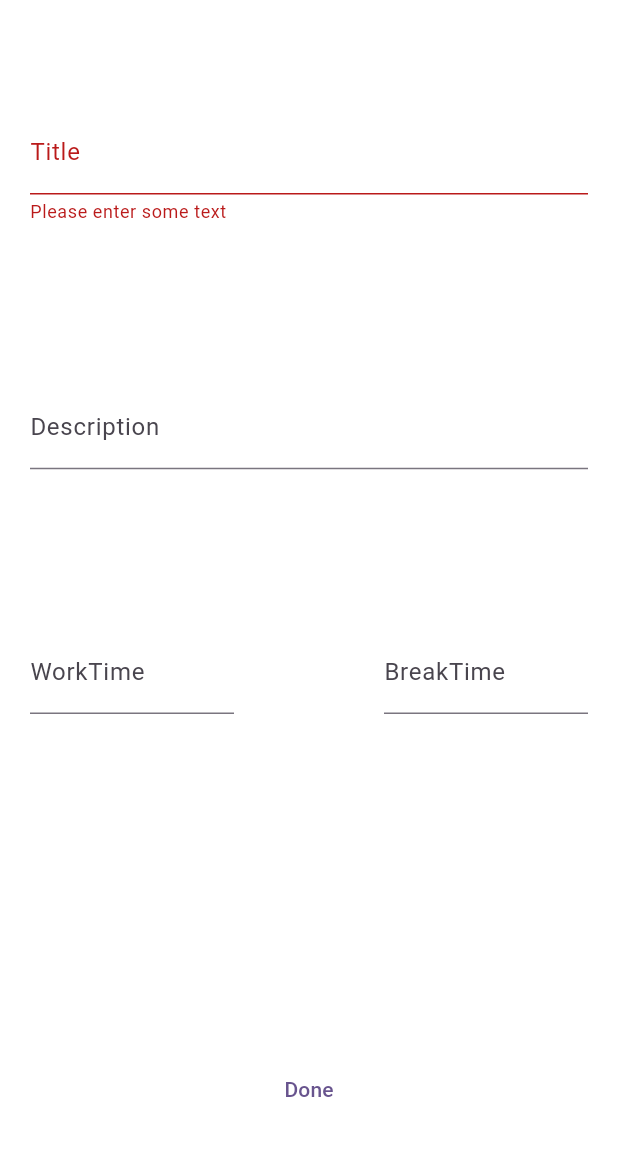
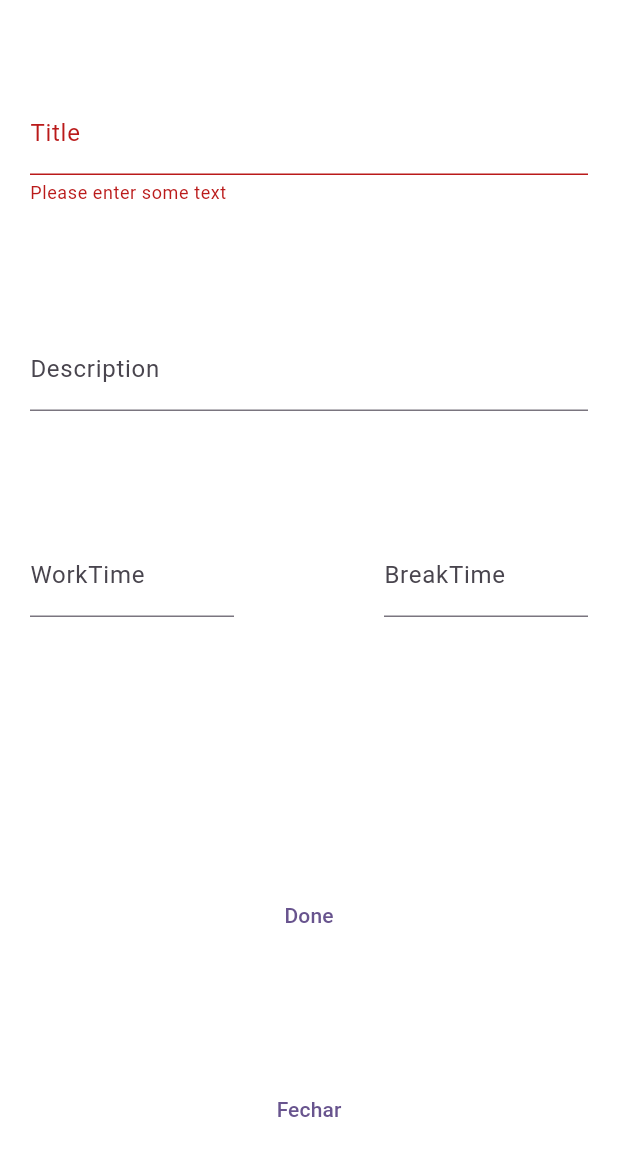
Before and after one commit to PedroH-Peres/studylistapp, a Flutter app: the StudyForm screen opened directly, after a tap on "Done", on a phone screen of 412 x 824 dp. Shown: the top 1156 px of the screen. Run offline on Flutter 3.47's test engine with Material 2 defaults, Android fonts, the phone set to English and light mode, and no system bars; our stand-ins replace flutter_mobx, mobx; generated files the repository leaves out were written again.

Commit message:
Gesture Bug Solved

```diff
--- a/studyapp/lib/components/studyForm.dart
+++ b/studyapp/lib/components/studyForm.dart
@@ -5,19 +5,38 @@ import 'package:provider/provider.dart';
 import 'package:studyapp/models/study.dart';
 import 'package:studyapp/store/studyList.store.dart';
 
-class StudyForm extends StatelessWidget {
+class StudyForm extends StatefulWidget {
   StudyForm({super.key});
 
   @override
+  State<StudyForm> createState() => _StudyFormState();
+}
+
+class _StudyFormState extends State<StudyForm> {
+  @override
   Widget build(BuildContext context) {
-    final _titleController = TextEditingController();
-    final _descController = TextEditingController();
-    final _workController = TextEditingController();
-    final _breakController = TextEditingController();
+    final TextEditingController _titleController = TextEditingController();
+    final TextEditingController _descController = TextEditingController();
+    final TextEditingController _workController = TextEditingController();
+    final TextEditingController _breakController = TextEditingController();
+    bool isEdit = false;
+
+    final arg = ModalRoute.of(context)?.settings.arguments;
+
+      if (arg != null) {
+        final study = arg as Study;
+        isEdit = true;
+        _titleController.text = arg.title;
+        _descController.text = arg.description!;
+        _workController.text = arg.workTime.toString();
+        _breakController.text = arg.breakTime.toString();
+      }
+
     final studyListStore = Provider.of<StudyListStore>(context);
     final _formKey = GlobalKey<FormState>();
 
-    return Container(
+    return Scaffold(
+      body: Container(
         width: MediaQuery.of(context).size.width,
         height: MediaQuery.of(context).size.height,
         decoration: BoxDecoration(color: Colors.white),
@@ -61,7 +80,9 @@ class StudyForm extends StatelessWidget {
                         ),
                       ),
                     ),
-                  SizedBox(width: 100,),
+                    SizedBox(
+                      width: 100,
+                    ),
                     Expanded(
                       child: Container(
                         child: TextFormField(
@@ -76,7 +97,6 @@ class StudyForm extends StatelessWidget {
                         ),
                       ),
                     ),
-
                   ],
                 ),
                 SizedBox(
@@ -85,16 +105,32 @@ class StudyForm extends StatelessWidget {
                 TextButton(
                   onPressed: () {
                     if (_formKey.currentState!.validate()) {
+                      if (isEdit) {
+                        var arg = ModalRoute.of(context)!.settings.arguments;
+                        var study = arg as Study;
+                        study.title = _titleController.text;
+                        study.description = _descController.text;
+                        study.breakTime = int.tryParse(_breakController.text)!;
+                        study.workTime = int.tryParse(_workController.text)!;
+                      } else {
                         studyListStore.addStudy(Study(
                             workTime: int.tryParse(_workController.text)!,
                             breakTime: int.tryParse(_breakController.text)!,
                             title: _titleController.text,
                             description: _descController.text));
-                      Navigator.pop(context);
+                      }
+                      Navigator.of(context).pop();
                     }
                   },
-                  child: Text("Done"))
+                  child: Text("Done"),
+                ),
+                TextButton(
+                    onPressed: () {
+                      Navigator.of(context).pop();
+                    },
+                    child: Text("Fechar"))
               ],
+            ),
           ),
         ),
       ),
--- a/studyapp/lib/models/study.dart
+++ b/studyapp/lib/models/study.dart
@@ -1,9 +1,9 @@
 class Study{
 
-  final int workTime;
-  final int breakTime;
-  final String title;
-  final String? description;
+  int workTime;
+  int breakTime;
+  String title;
+  String? description;
   int totalTimeofStudy = 0;
 
   Study({required this.workTime, required this.breakTime, required this.title, this.description});
--- a/studyapp/lib/pages/studyformpage.dart
+++ b/studyapp/lib/pages/studyformpage.dart
@@ -60,6 +60,11 @@ class _StudyFormPageState extends State<StudyFormPage> {
                               child: Row(children: [
                                 IconButton(
                                     onPressed: () {
+                                      Navigator.push(context, MaterialPageRoute(builder: (context)=> StudyForm(), settings: RouteSettings(arguments: listStore.studyList[index])), ).then((value) => setState((){}));
+                                    },
+                                    icon: Icon(Icons.edit)),
+                                  IconButton(
+                                    onPressed: () {
                                       listStore.removeStudy(index);
                                     },
                                     icon: Icon(Icons.delete)),
@@ -72,11 +77,7 @@ class _StudyFormPageState extends State<StudyFormPage> {
               ),
               ElevatedButton(
                 onPressed: () {
-                  showModalBottomSheet(
-                      context: context,
-                      builder: (_) {
-                        return StudyForm();
-                      });
+                  Navigator.of(context).push(MaterialPageRoute(builder: (context)=> StudyForm()), );
                 },
                 child: Icon(Icons.add),
                 style: ElevatedButton.styleFrom(
```
Lines whose indentation alone changed are shown as unchanged.
